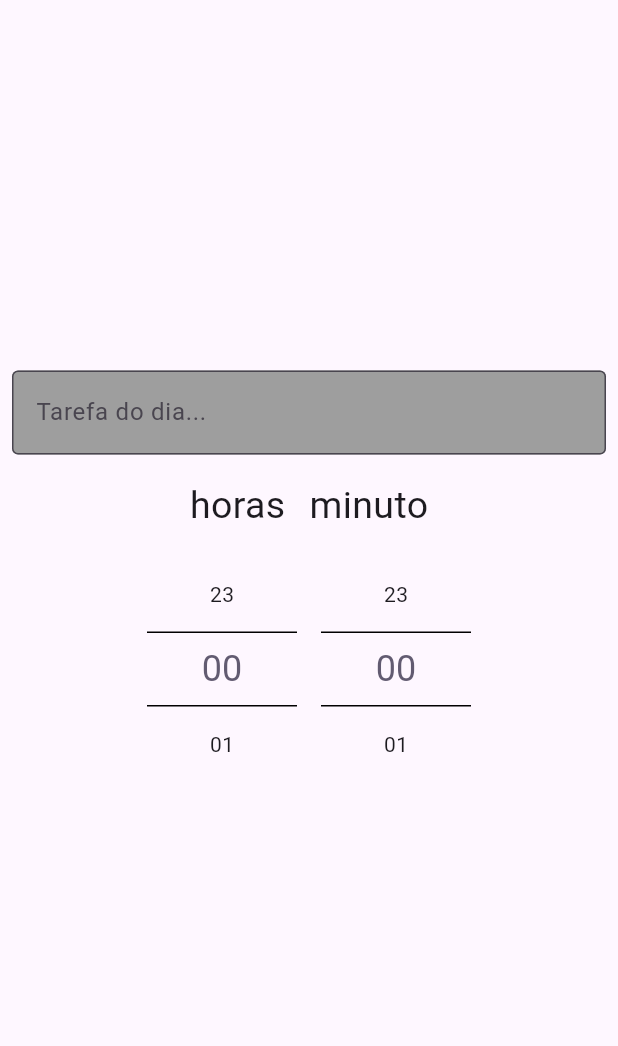
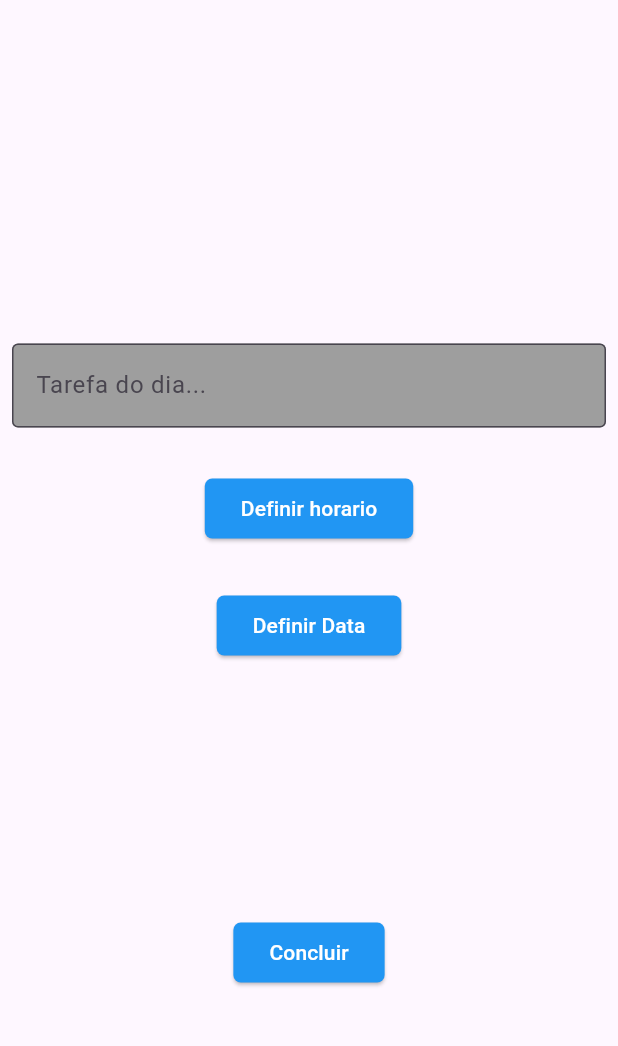
Before and after one commit to ZaqueuDias/Gerenciador_de_Tarefas, a Flutter app: the Formulario screen opened directly, on a phone screen of 412 x 824 dp, the part 84-1130 px from its top. Run offline on Flutter 3.47's test engine with Material 3 defaults, Android fonts, the phone set to English and light mode, and no system bars; drawn by our look-alikes of numberpicker; our stand-ins replace page_transition.

Commit message:
Navegação
Navegações entre telas esta concluído.

```diff
--- a/gerenciador_de_Task/lib/main.dart
+++ b/gerenciador_de_Task/lib/main.dart
@@ -12,5 +12,5 @@
 void main() {
   runApp(MaterialApp(
     debugShowCheckedModeBanner: false,
-    home: Data(),));
+    home: Tela_Principal(),));
 }
--- a/gerenciador_de_Task/lib/telas/formulario.dart
+++ b/gerenciador_de_Task/lib/telas/formulario.dart
@@ -1,7 +1,10 @@
 import 'package:flutter/cupertino.dart';
 import 'package:flutter/material.dart';
 import 'package:flutter/widgets.dart';
+import 'package:gerenciador_de_task/telas/data.dart';
+import 'package:gerenciador_de_task/telas/horario.dart';
 import 'package:numberpicker/numberpicker.dart';
+import 'package:page_transition/page_transition.dart';
 
 import '../componentes/decoracao_input.dart';
 
@@ -24,68 +27,73 @@ class _FormularioState extends State<Formulario> {
       ),
       body: Form(
         child: Center(
+            child: SingleChildScrollView(
           child: Column(
             mainAxisAlignment: MainAxisAlignment.center,
             children: [
               Padding(
-              padding: const EdgeInsets.all(8.0),
-              child: TextFormField(decoration: decoracaoinput('Tarefa do dia...')),
+                padding: const EdgeInsets.only(top: 120, left: 8.0, right: 8.0),
+                child: TextFormField(
+                    decoration: decoracaoinput('Tarefa do dia...')),
               ),
-            Column(
-              children: [
-                Row(
-                  mainAxisAlignment: MainAxisAlignment.center,
-                  children: [Padding(
-                    padding: const EdgeInsets.all(8.0),
-                    child: Text('horas', style: TextStyle(fontSize: 25),),
-                  ), Padding(
-                    padding: const EdgeInsets.all(8.0),
-                    child: Text('minuto', style: TextStyle(fontSize: 25)),
-                  )],
+              Padding(
+                padding: const EdgeInsets.only(top: 30),
+                child: ElevatedButton(
+                  onPressed: () {
+                    Navigator.push(
+                      context,
+                      PageTransition(
+                          child: Horario(),
+                          type: PageTransitionType.scale,
+                          alignment: Alignment.center,
+                          duration: Duration(milliseconds: 700),
+                          reverseDuration: Duration(milliseconds: 700)),
+                    );
+                  },
+                  child: Text(
+                    'Definir horario',
+                    style: TextStyle(color: Colors.white),
                   ),
-                Row(
-                  mainAxisAlignment: MainAxisAlignment.center,
-                  children: [Padding(
-                    padding: const EdgeInsets.all(8.0),
-                    child: NumberPicker(
-                      minValue: 0,
-                      maxValue: 23,
-                      value: horas,
-                      zeroPad: true,
-                      infiniteLoop: true,
-                      onChanged: (valor) {
-                        setState(() {
-                          horas = valor;
-                        });
-                      },
-                      decoration: BoxDecoration(
-                          border: Border(
-                              top: BorderSide(color: Colors.black),
-                              bottom: BorderSide(color: Colors.black))),
+                  style: ElevatedButton.styleFrom(
+                      backgroundColor: Colors.blue,
+                      shape: RoundedRectangleBorder(
+                          borderRadius: BorderRadius.circular(5))),
                 ),
-                  ),Padding(
-                    padding: const EdgeInsets.all(8.0),
-                    child: NumberPicker(
-                      minValue: 0,
-                      maxValue: 23,
-                      value: horas,
-                      zeroPad: true,
-                      infiniteLoop: true,
-                      onChanged: (valor) {
-                        setState(() {
-                          horas = valor;
-                        });
-                      },
-                      decoration: BoxDecoration(
-                          border: Border(
-                              top: BorderSide(color: Colors.black),
-                              bottom: BorderSide(color: Colors.black))),
               ),
-                  ),],
-                )
+              Padding(
+                padding: const EdgeInsets.only(top: 30),
+                child: ElevatedButton(
+                  onPressed: () {Navigator.push(context, PageTransition(child: Data(), type: PageTransitionType.size,
+                      alignment: Alignment.center,
+                      duration: Duration(milliseconds: 700),
+                      reverseDuration: Duration(milliseconds: 700)));},
+                  child: Text(
+                    'Definir Data',
+                    style: TextStyle(color: Colors.white),
+                  ),
+                  style: ElevatedButton.styleFrom(
+                      backgroundColor: Colors.blue,
+                      shape: RoundedRectangleBorder(
+                          borderRadius: BorderRadius.circular(5))),
+                ),
+              ),
+              Padding(
+                padding: const EdgeInsets.only(top: 170),
+                child: ElevatedButton(
+                  onPressed: () {},
+                  child: Text(
+                    'Concluir',
+                    style: TextStyle(color: Colors.white),
+                  ),
+                  style: ElevatedButton.styleFrom(
+                      backgroundColor: Colors.blue,
+                      shape: RoundedRectangleBorder(
+                          borderRadius: BorderRadius.circular(5))),
+                ),
+              ),
+
             ],
-            )
-          ],
+          ),
         )),
       ),
     );
--- a/gerenciador_de_Task/lib/telas/horario.dart
+++ b/gerenciador_de_Task/lib/telas/horario.dart
@@ -51,8 +51,8 @@ class _HorarioState extends State<Horario> {
               padding: const EdgeInsets.all(8.0),
               child: NumberPicker(
                 minValue: 0,
-                maxValue: 23,
-                value: horas,
+                maxValue: 59,
+                value: minutos,
                 zeroPad: true,
                 onChanged: (valor) {minutos = valor; setState(() {});},
                 decoration: BoxDecoration(border: Border(top: BorderSide(color: Colors.black), bottom: BorderSide(color: Colors.black))),
--- a/gerenciador_de_Task/lib/telas/principal.dart
+++ b/gerenciador_de_Task/lib/telas/principal.dart
@@ -1,4 +1,6 @@
 import 'package:flutter/material.dart';
+import 'package:gerenciador_de_task/telas/formulario.dart';
+import 'package:page_transition/page_transition.dart';
 
 import '../componentes/task.dart';
 
@@ -12,7 +14,9 @@ class Tela_Principal extends StatefulWidget {
 class _Tela_PrincipalState extends State<Tela_Principal> {
   @override
   Widget build(BuildContext context) {
-    return Column(
+    return Stack(
+      alignment: AlignmentDirectional.bottomCenter,
+      children: [Column(
         children: [
           Container(
             color: Color.fromRGBO(225, 228, 196, 8),
@@ -25,9 +29,14 @@ class _Tela_PrincipalState extends State<Tela_Principal> {
             color: Colors.white,
             child: ListView.builder(itemCount: gerartaske(10).length,itemBuilder: (contexto, numero){
             return gerartaske(10)[numero];
-        }),)
+          }),),
         ],
-    );
+      ),
+        Padding(
+          padding: const EdgeInsets.all(20.0),
+          child: Container(width: 100, height: 50,child: FloatingActionButton(onPressed: (){Navigator.push(context, PageTransition(child: Formulario(), type: PageTransitionType.size, duration: Duration(milliseconds: 700), reverseDuration: Duration(milliseconds: 700), alignment: Alignment.center));}, child: Icon(Icons.add, color: Colors.white,), backgroundColor: Colors.blue, )),
+        )
+    ]);
   }
 }
 
--- a/gerenciador_de_Task/pubspec.yaml
+++ b/gerenciador_de_Task/pubspec.yaml
@@ -36,6 +36,7 @@ dependencies:
   sqflite:
   numberpicker:
   timer_builder: ^2.0.0
+  page_transition: ^2.1.0
 
   # The following adds the Cupertino Icons font to your application.
   # Use with the CupertinoIcons class for iOS style icons.
```
Also changed, not shown: gerenciador_de_Task/pubspec.lock. Lines whose indentation alone changed are shown as unchanged.
